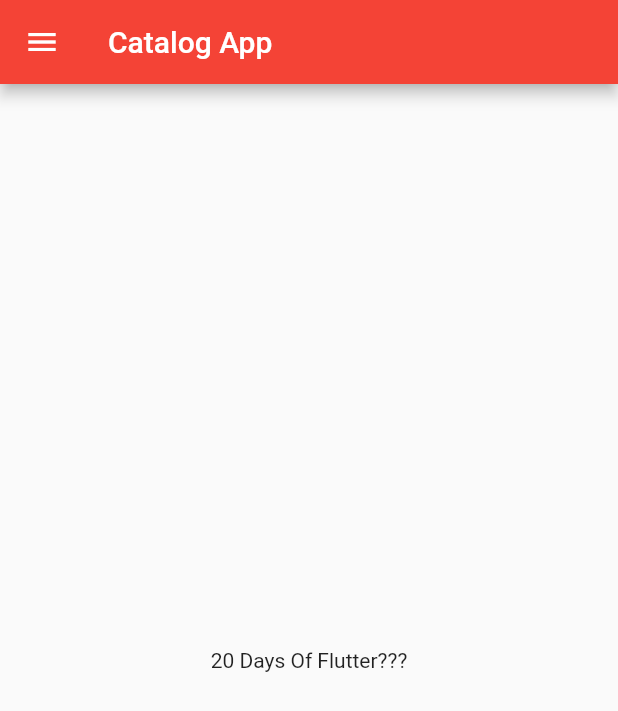
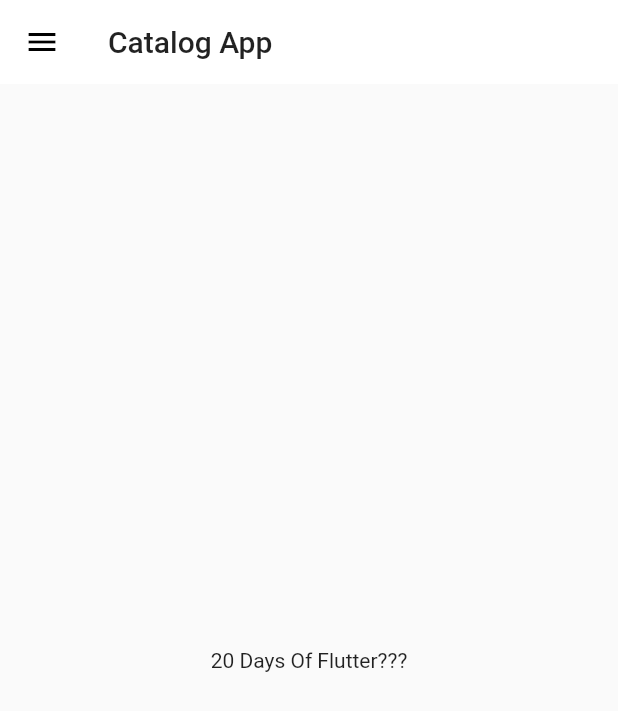
Before and after one commit to AndroidDeveloper3005/thirty-day, a Flutter app: the screen it shows after launch, on a phone screen of 412 x 824 dp. Shown: the top 711 px of the screen. Run offline on Flutter 3.47's test engine with Material 2 defaults, Android fonts, the phone set to English and light mode, and no system bars.

Commit message:
theme extracting

```diff
--- a/lib/main.dart
+++ b/lib/main.dart
@@ -2,6 +2,7 @@
 import 'package:thirty_days_program/pages/homePage.dart';
 import 'package:thirty_days_program/pages/loginPage.dart';
 import 'package:thirty_days_program/utills/routes.dart';
+import 'package:thirty_days_program/widgets/theme.dart';
 //import 'package:google_fonts/google_fonts.dart';
 
 void main() {
@@ -16,12 +17,9 @@
     return MaterialApp(
       //home: const Home_Pages(),
       themeMode: ThemeMode.light,
-      theme: ThemeData(
-          primarySwatch: Colors.red,
-         //primaryTextTheme: GoogleFonts.latoTextTheme()
-          ),
+      theme: MyTheme.lightTheme(context),
       //themeMode: ThemeMode.light,
-      darkTheme: ThemeData(primarySwatch: Colors.red),
+      darkTheme: MyTheme.darkTheme(context),
       //route
       initialRoute: MyRoutes.homeRoutes,
       routes: {
--- a/lib/pages/homePage.dart
+++ b/lib/pages/homePage.dart
@@ -14,9 +14,7 @@
         title: Text("Catalog App"),
       ),
       body: Center(
-        child: Center(
-          child: Text("$days Days Of $name???")
-          ),
+        child: Center(child: Text("$days Days Of $name???")),
       ),
       drawer: const MyDrawer(),
     );
--- /dev/null
+++ b/lib/widgets/theme.dart
@@ -0,0 +1,17 @@
+import 'package:flutter/material.dart';
+
+class MyTheme {
+  static ThemeData lightTheme(BuildContext context) => ThemeData(
+      primarySwatch: Colors.red,
+      appBarTheme: AppBarTheme(
+        color: Colors.white,
+        elevation: 0,
+        iconTheme: IconThemeData(color: Colors.black),
+        //textTheme: Theme.of(context).textTheme, // below scope now working
+        toolbarTextStyle: Theme.of(context).textTheme.bodyText2,
+        titleTextStyle: Theme.of(context).textTheme.headline6,
+      ));
+
+  static ThemeData darkTheme(BuildContext context) =>
+      ThemeData(brightness: Brightness.dark);
+}
```
